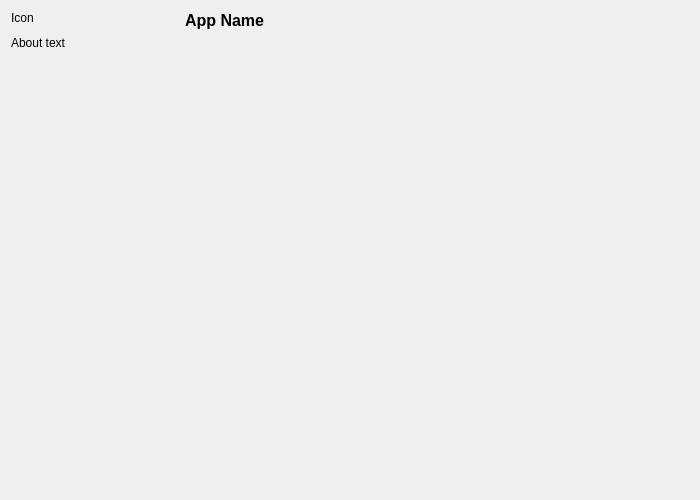
The window that ui/about.ui (RealMihp/nekodesk) describes before a commit, drawn with Qt 5.
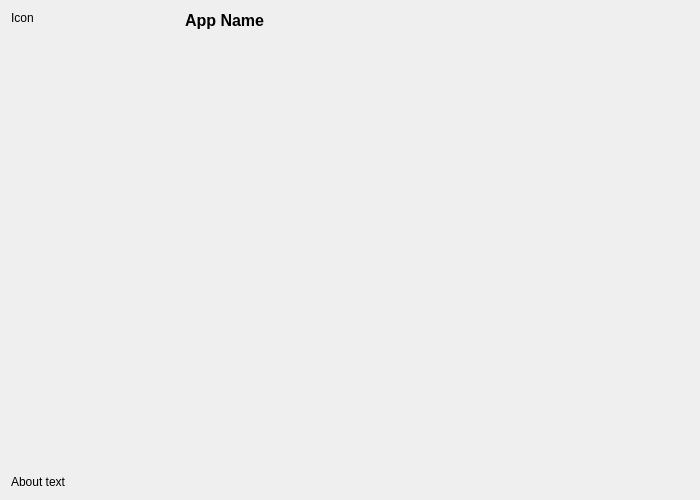
The same window after the commit.

What changed in the file:
```diff
--- a/ui/about.ui
+++ b/ui/about.ui
@@ -46,8 +46,14 @@
      <property name="text">
       <string>About text</string>
      </property>
+     <property name="textFormat">
+      <enum>Qt::TextFormat::RichText</enum>
+     </property>
      <property name="alignment">
-      <set>Qt::AlignmentFlag::AlignLeading|Qt::AlignmentFlag::AlignLeft|Qt::AlignmentFlag::AlignTop</set>
+      <set>Qt::AlignmentFlag::AlignBottom|Qt::AlignmentFlag::AlignLeading|Qt::AlignmentFlag::AlignLeft</set>
+     </property>
+     <property name="openExternalLinks">
+      <bool>true</bool>
      </property>
     </widget>
    </item>
```
